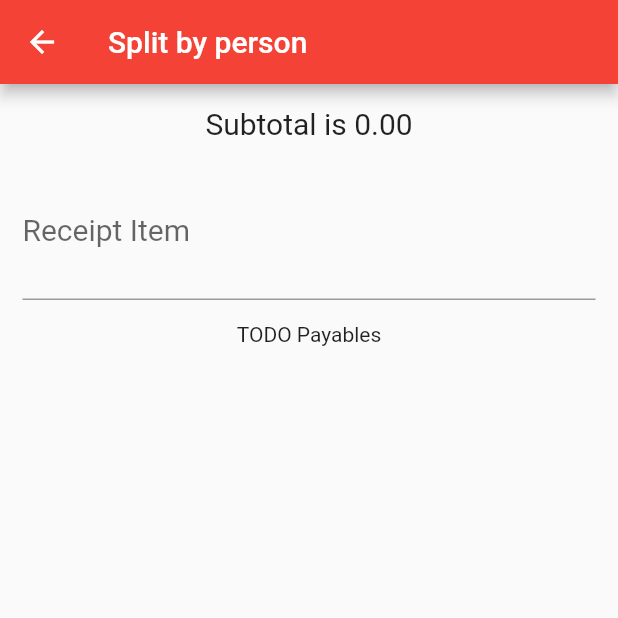
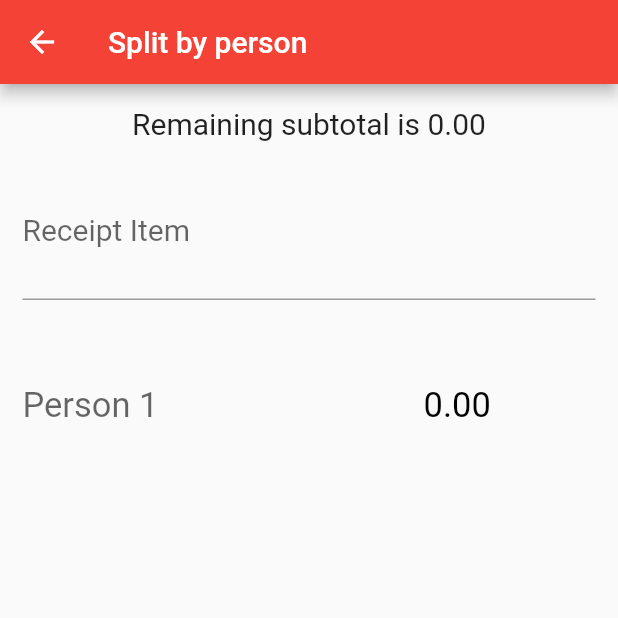
Before and after one commit to fredbaa/billsplitter, a Flutter app: the screen it shows after launch, after a tap on "Split By Person", on a phone screen of 412 x 824 dp, the top half of it. Run offline on Flutter 3.47's test engine with Material 2 defaults, Android fonts, the phone set to English and light mode, and no system bars.

Commit message:
added payables with editable names

```diff
--- a/lib/app_screens/split_bill_screen.dart
+++ b/lib/app_screens/split_bill_screen.dart
@@ -132,7 +132,36 @@ class SplitBillScreenState extends State<SplitBillScreen> {
 
     Container payablesContainer = Container(
       alignment: Alignment(0.0, 0.0),
-      child: Text("TODO Payables"),
+      child: Column(
+        children: this.billPeople.keys.map((personIndex) {
+          var person = this.billPeople[personIndex];
+          var personField = TextField(
+            decoration: InputDecoration(border: InputBorder.none, hintText: person['name']),
+            style: TextStyle(fontSize: 23, color: Colors.black, height:2),
+            cursorColor: Colors.blueAccent,
+            enableInteractiveSelection: true,
+            onChanged: (value) {
+              setState(() {
+                var newName = value;
+
+                if (newName.trim().length == 0)
+                  newName = "Person " + (personIndex + 1).toString();
+
+                this.billPeople[personIndex]['name'] = newName;
+              });
+            },);
+
+          var personPayable = Text(
+            this.billPeople[personIndex]['amount'].toStringAsFixed(2),
+            style: TextStyle(fontSize: 23, color: Colors.black, height: 2),
+            );
+
+          return Row(children: <Widget>[
+            Expanded(child: personField, flex: 7),
+            Expanded(child: personPayable, flex: 3,)
+          ],);
+        }).toList(),
+      ),
     );
 
     Opacity undoItemWidget = Opacity(
@@ -149,10 +178,10 @@ class SplitBillScreenState extends State<SplitBillScreen> {
       padding: const EdgeInsets.all(15.0),
       child: new Column(
           children: <Widget>[
-            Text("Subtotal is " + remainingAmount.toStringAsFixed(2), style: TextStyle(fontSize: 20)),
+            Text("Remaining subtotal is " + remainingAmount.toStringAsFixed(2), style: TextStyle(fontSize: 20)),
             Padding(padding: EdgeInsets.only(top: 15),),
             itemFieldContainer,
-            Padding(padding: EdgeInsets.only(top: 15),),
+            Padding(padding: EdgeInsets.only(top: 30),),
             payablesContainer,
           ]));
 
```
